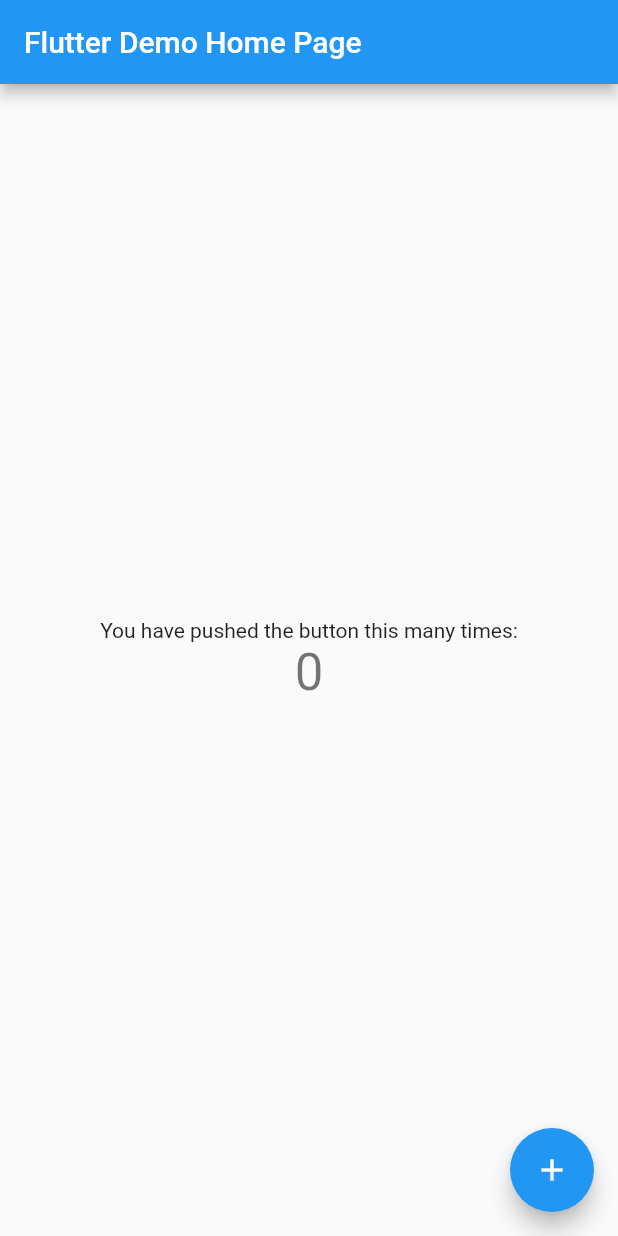
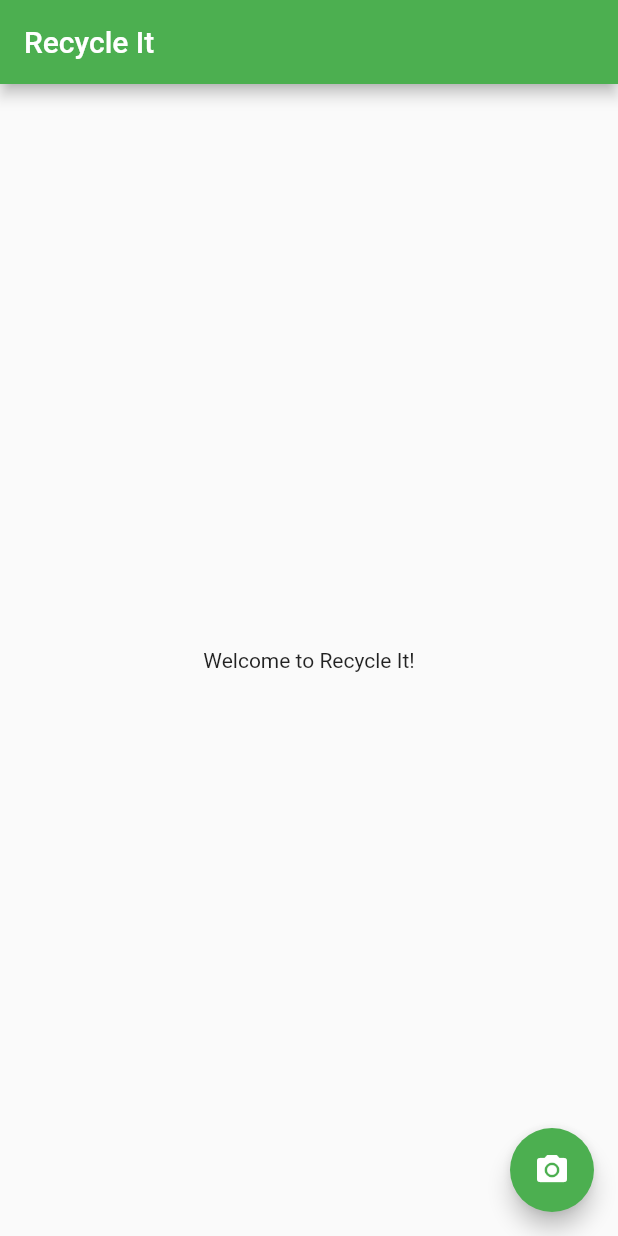
Before and after one commit to olliegardner/recycle-it, a Flutter app: the screen it shows after launch, on a phone screen of 412 x 824 dp. Run offline on Flutter 3.47's test engine with Material 2 defaults, Android fonts, the phone set to English and light mode, and no system bars.

Commit message:
basic home page created

```diff
--- a/recycle_it/lib/main.dart
+++ b/recycle_it/lib/main.dart
@@ -1,111 +1,52 @@
 import 'package:flutter/material.dart';
 
-void main() => runApp(MyApp());
+void main() => runApp(RecycleIt());
 
-class MyApp extends StatelessWidget {
-  // This widget is the root of your application.
+class RecycleIt extends StatelessWidget {
+
   @override
   Widget build(BuildContext context) {
     return MaterialApp(
-      title: 'Flutter Demo',
+      title: 'Recycle It',
       theme: ThemeData(
-        // This is the theme of your application.
-        //
-        // Try running your application with "flutter run". You'll see the
-        // application has a blue toolbar. Then, without quitting the app, try
-        // changing the primarySwatch below to Colors.green and then invoke
-        // "hot reload" (press "r" in the console where you ran "flutter run",
-        // or simply save your changes to "hot reload" in a Flutter IDE).
-        // Notice that the counter didn't reset back to zero; the application
-        // is not restarted.
-        primarySwatch: Colors.blue,
+        primarySwatch: Colors.green,
       ),
-      home: MyHomePage(title: 'Flutter Demo Home Page'),
+      home: HomePage(title: 'Recycle It'),
     );
   }
 }
 
-class MyHomePage extends StatefulWidget {
-  MyHomePage({Key key, this.title}) : super(key: key);
-
-  // This widget is the home page of your application. It is stateful, meaning
-  // that it has a State object (defined below) that contains fields that affect
-  // how it looks.
-
-  // This class is the configuration for the state. It holds the values (in this
-  // case the title) provided by the parent (in this case the App widget) and
-  // used by the build method of the State. Fields in a Widget subclass are
-  // always marked "final".
+class HomePage extends StatefulWidget {
+  HomePage({Key key, this.title}) : super(key: key);
 
   final String title;
 
   @override
-  _MyHomePageState createState() => _MyHomePageState();
+  _HomePageState createState() => _HomePageState();
 }
 
-class _MyHomePageState extends State<MyHomePage> {
-  int _counter = 0;
-
-  void _incrementCounter() {
-    setState(() {
-      // This call to setState tells the Flutter framework that something has
-      // changed in this State, which causes it to rerun the build method below
-      // so that the display can reflect the updated values. If we changed
-      // _counter without calling setState(), then the build method would not be
-      // called again, and so nothing would appear to happen.
-      _counter++;
-    });
-  }
+class _HomePageState extends State<HomePage> {
 
   @override
   Widget build(BuildContext context) {
-    // This method is rerun every time setState is called, for instance as done
-    // by the _incrementCounter method above.
-    //
-    // The Flutter framework has been optimized to make rerunning build methods
-    // fast, so that you can just rebuild anything that needs updating rather
-    // than having to individually change instances of widgets.
     return Scaffold(
       appBar: AppBar(
-        // Here we take the value from the MyHomePage object that was created by
-        // the App.build method, and use it to set our appbar title.
         title: Text(widget.title),
       ),
       body: Center(
-        // Center is a layout widget. It takes a single child and positions it
-        // in the middle of the parent.
         child: Column(
-          // Column is also a layout widget. It takes a list of children and
-          // arranges them vertically. By default, it sizes itself to fit its
-          // children horizontally, and tries to be as tall as its parent.
-          //
-          // Invoke "debug painting" (press "p" in the console, choose the
-          // "Toggle Debug Paint" action from the Flutter Inspector in Android
-          // Studio, or the "Toggle Debug Paint" command in Visual Studio Code)
-          // to see the wireframe for each widget.
-          //
-          // Column has various properties to control how it sizes itself and
-          // how it positions its children. Here we use mainAxisAlignment to
-          // center the children vertically; the main axis here is the vertical
-          // axis because Columns are vertical (the cross axis would be
-          // horizontal).
           mainAxisAlignment: MainAxisAlignment.center,
           children: <Widget>[
             Text(
-              'You have pushed the button this many times:',
-            ),
-            Text(
-              '$_counter',
-              style: Theme.of(context).textTheme.display1,
+              'Welcome to Recycle It!',
             ),
           ],
         ),
       ),
       floatingActionButton: FloatingActionButton(
-        onPressed: _incrementCounter,
-        tooltip: 'Increment',
-        child: Icon(Icons.add),
-      ), // This trailing comma makes auto-formatting nicer for build methods.
+        tooltip: 'Camera',
+        child: Icon(Icons.camera_alt),
+      ),
     );
   }
 }
```
